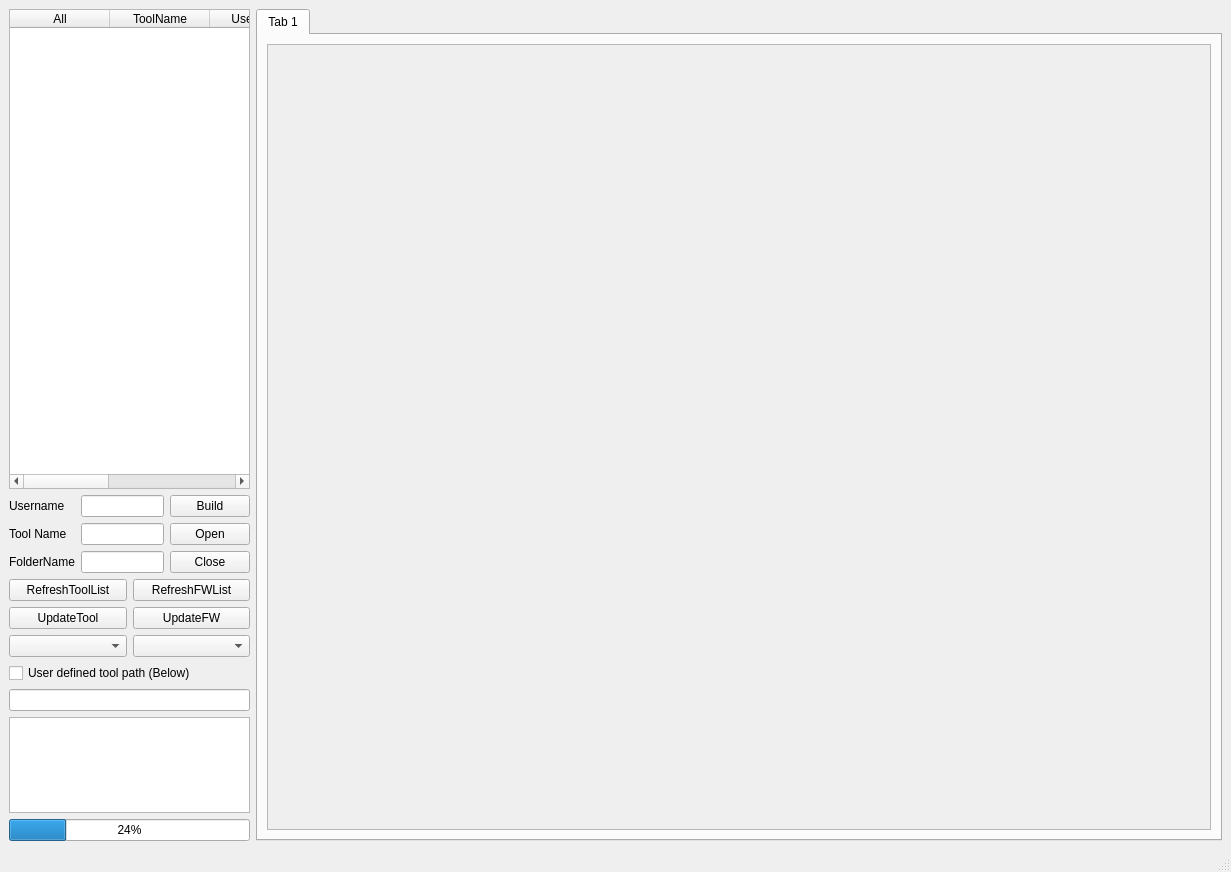
The window that ToolWrapper.ui (linlikuo/PyQt_ToolWrapper) describes before a commit, drawn with Qt 5.
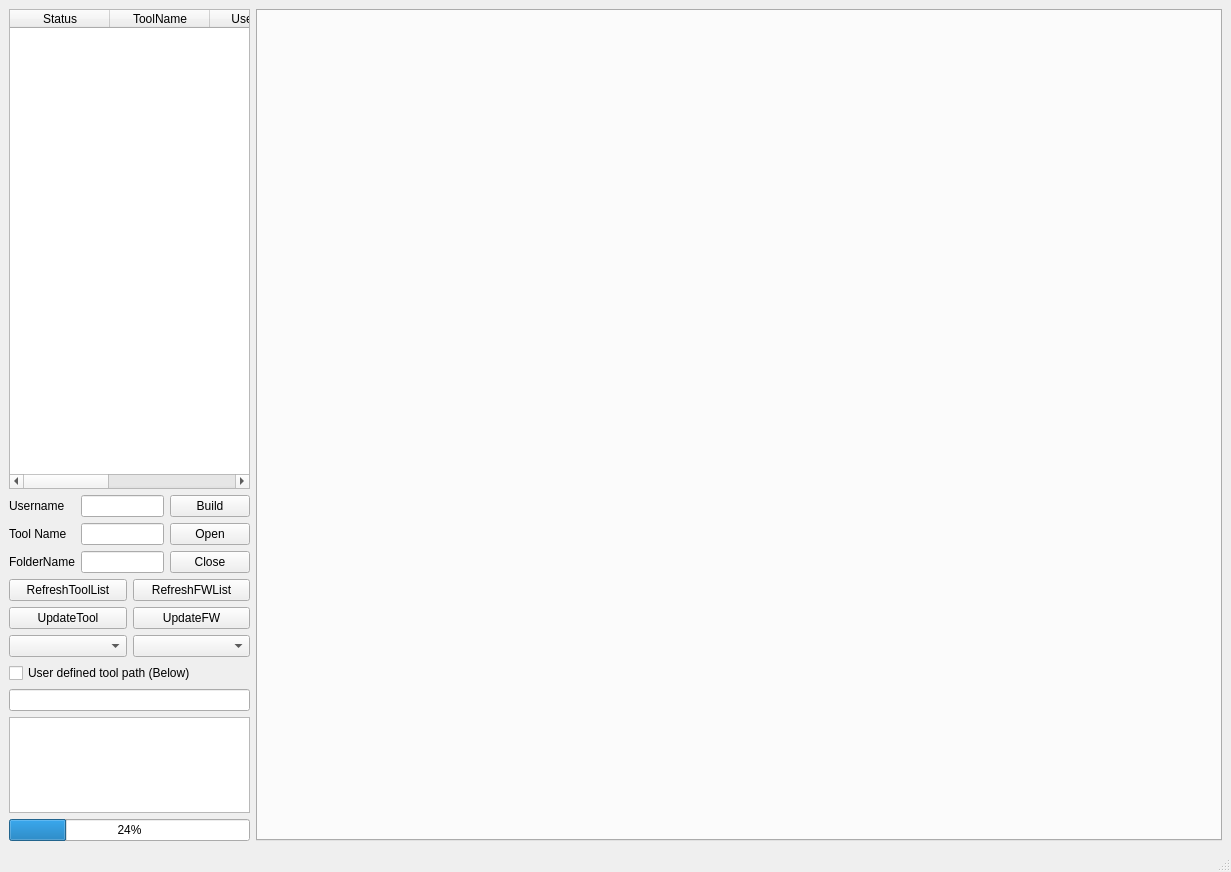
The same window after the commit.

Commit message: [Finished] 1.Use thread to find window 2.Auto-check connection between server 3.Open/Close tab event 4.Close button function to terminate the tool 5.Use signal/emit for progress bar 6.Fix bug for update tool/fw

Diff of the .ui file:
```diff
--- a/ToolWrapper.ui
+++ b/ToolWrapper.ui
@@ -23,7 +23,7 @@
          <widget class="QTableWidget" name="ToolList_tableWidget">
           <column>
            <property name="text">
-            <string>All</string>
+            <string>Status</string>
            </property>
           </column>
           <column>
@@ -184,39 +184,12 @@
         <property name="currentIndex">
          <number>0</number>
         </property>
-        <widget class="QWidget" name="tab_3">
-         <attribute name="title">
-          <string>Tab 1</string>
-         </attribute>
-         <layout class="QGridLayout" name="gridLayout_5">
-          <item row="0" column="0">
-           <layout class="QVBoxLayout" name="Tab_verticalLayout">
-            <item>
-             <widget class="QScrollArea" name="scrollArea">
-              <property name="widgetResizable">
-               <bool>true</bool>
-              </property>
-              <widget class="QWidget" name="scrollAreaWidgetContents">
-               <property name="geometry">
-                <rect>
-                 <x>0</x>
-                 <y>0</y>
-                 <width>936</width>
-                 <height>764</height>
-                </rect>
-               </property>
-               <layout class="QGridLayout" name="gridLayout_4">
-                <item row="0" column="0">
-                 <layout class="QVBoxLayout" name="scrollContent_verticalLayout"/>
-                </item>
-               </layout>
-              </widget>
-             </widget>
-            </item>
-           </layout>
-          </item>
-         </layout>
-        </widget>
+        <property name="tabsClosable">
+         <bool>true</bool>
+        </property>
+        <property name="movable">
+         <bool>true</bool>
+        </property>
        </widget>
       </item>
      </layout>
```
Left out of the diff: 4 changed lines with no effect on the pictures. The commit also changes 11 other files.
